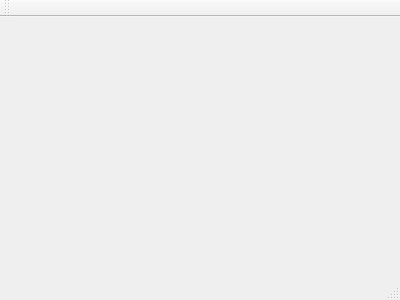
Before: the Qt Designer form malikaniaStudio/mainwindow.ui in renaudjenny/malikaniaStudio, drawn with Qt 5.
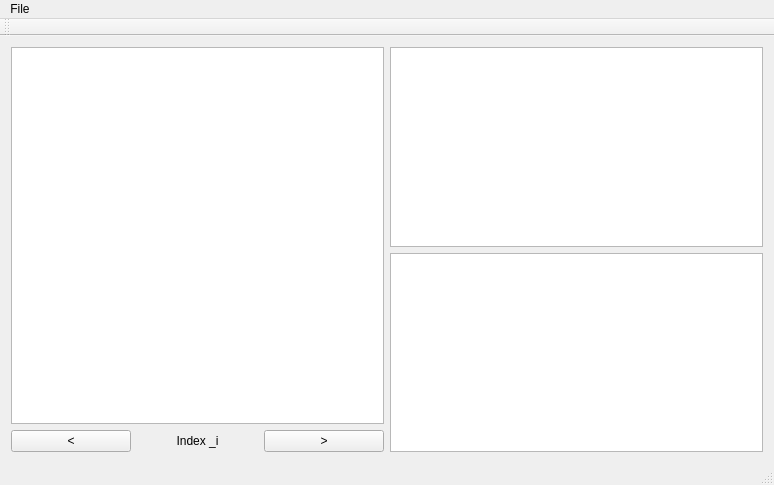
After: the same form once the commit is applied.

Commit message: Select a JSON file for Sprite and see Sprite values

The edit to the form file:
```diff
--- a/malikaniaStudio/mainwindow.ui
+++ b/malikaniaStudio/mainwindow.ui
@@ -6,23 +6,79 @@
    <rect>
     <x>0</x>
     <y>0</y>
-    <width>400</width>
-    <height>300</height>
+    <width>774</width>
+    <height>485</height>
    </rect>
   </property>
   <property name="windowTitle">
    <string>Malikania Studio</string>
   </property>
-  <widget class="QWidget" name="centralWidget"/>
+  <widget class="QWidget" name="centralWidget">
+   <layout class="QHBoxLayout" name="horizontalLayout_2">
+    <item>
+     <layout class="QVBoxLayout" name="verticalLayout">
+      <item>
+       <widget class="QGraphicsView" name="spriteElementGraphicsView"/>
+      </item>
+      <item>
+       <layout class="QHBoxLayout" name="horizontalLayout">
+        <item>
+         <widget class="QPushButton" name="previousIndexButton">
+          <property name="text">
+           <string>&lt;</string>
+          </property>
+         </widget>
+        </item>
+        <item>
+         <widget class="QLabel" name="indexLabel">
+          <property name="text">
+           <string>Index _i</string>
+          </property>
+          <property name="alignment">
+           <set>Qt::AlignCenter</set>
+          </property>
+         </widget>
+        </item>
+        <item>
+         <widget class="QPushButton" name="nextIndexButton">
+          <property name="text">
+           <string>&gt;</string>
+          </property>
+         </widget>
+        </item>
+       </layout>
+      </item>
+     </layout>
+    </item>
+    <item>
+     <layout class="QVBoxLayout" name="verticalLayout_4">
+      <item>
+       <widget class="QGraphicsView" name="spriteGraphicsView"/>
+      </item>
+      <item>
+       <widget class="QListView" name="indexListView"/>
+      </item>
+     </layout>
+    </item>
+   </layout>
+  </widget>
   <widget class="QMenuBar" name="menuBar">
    <property name="geometry">
     <rect>
      <x>0</x>
      <y>0</y>
-     <width>400</width>
+     <width>774</width>
      <height>22</height>
     </rect>
    </property>
+   <widget class="QMenu" name="menuFile">
+    <property name="title">
+     <string>File</string>
+    </property>
+    <addaction name="actionOpenSpriteImage"/>
+    <addaction name="actionOpenSpriteJSON"/>
+   </widget>
+   <addaction name="menuFile"/>
   </widget>
   <widget class="QToolBar" name="mainToolBar">
    <attribute name="toolBarArea">
```
Left out of the diff: 10 changed lines with no effect on the pictures. The commit also changes 2 other files.
